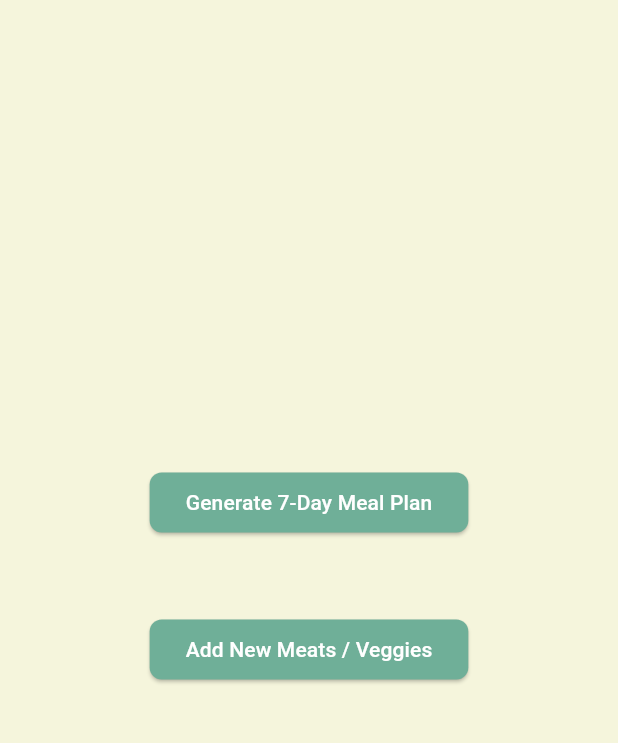
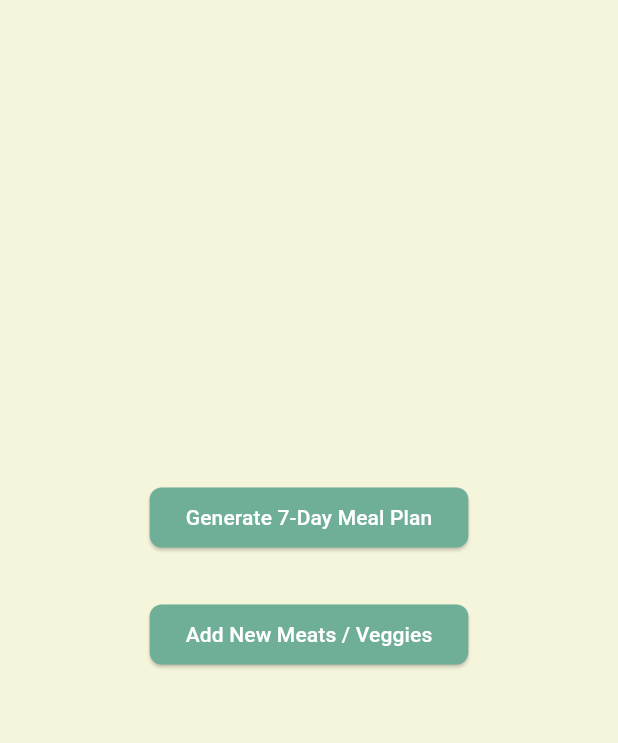
Before and after one commit to dtager-gh/meal_planner, a Flutter app: the screen it shows after launch, on a phone screen of 412 x 824 dp, the part 84-827 px from its top. Run offline on Flutter 3.47's test engine with Material 3 defaults, Android fonts, the phone set to English and light mode, and no system bars; our stand-ins replace hive_flutter; accounts and stored records are empty.

```diff
--- a/lib/pages/home_page.dart
+++ b/lib/pages/home_page.dart
@@ -1,8 +1,7 @@
 import 'package:flutter/material.dart';
+import 'meal_plan_page.dart';
+import 'edit_food_page.dart';
 import '../services/meal_generator.dart';
-import 'meal_plan_page.dart';
-import 'shopping_list_page.dart';
-import 'edit_food_page.dart';
 
 class HomePage extends StatefulWidget {
   const HomePage({super.key});
@@ -13,7 +12,6 @@ class HomePage extends StatefulWidget {
 }
 
 class _HomePageState extends State<HomePage> {
-  var plan;
 
 
   @override
@@ -26,35 +24,17 @@ class _HomePageState extends State<HomePage> {
           children: [
             ElevatedButton(
               onPressed: () {
-                setState(() {
-                  plan = generateWeekPlan();
-                });
+                final plan = generateWeekPlan();   // <-- create real WeekPlan here
+
+                Navigator.push(
+                  context,
+                  MaterialPageRoute(
+                    builder: (_) => MealPlanPage(plan: plan),
+                  ),
+                );
               },
               child: const Text("Generate 7-Day Meal Plan"),
             ),
-            const SizedBox(height: 20),
-            if (plan != null)
-              ElevatedButton(
-                onPressed: () {
-                  Navigator.push(context,
-                    MaterialPageRoute(
-                      builder: (_) => MealPlanPage(plan: plan),
-                    ),
-                  );
-                },
-                child: const Text("View Meal Plan"),
-              ),
-            if (plan != null)
-              ElevatedButton(
-                onPressed: () {
-                  Navigator.push(context,
-                    MaterialPageRoute(
-                      builder: (_) => ShoppingListPage(plan: plan),
-                    ),
-                  );
-                },
-                child: const Text("View Shopping List"),
-              ),
             const SizedBox(height: 30),
             ElevatedButton(
               onPressed: () {
```
Also changed, not shown: lib/pages/meal_plan_page.dart (+11 -0 lines).
